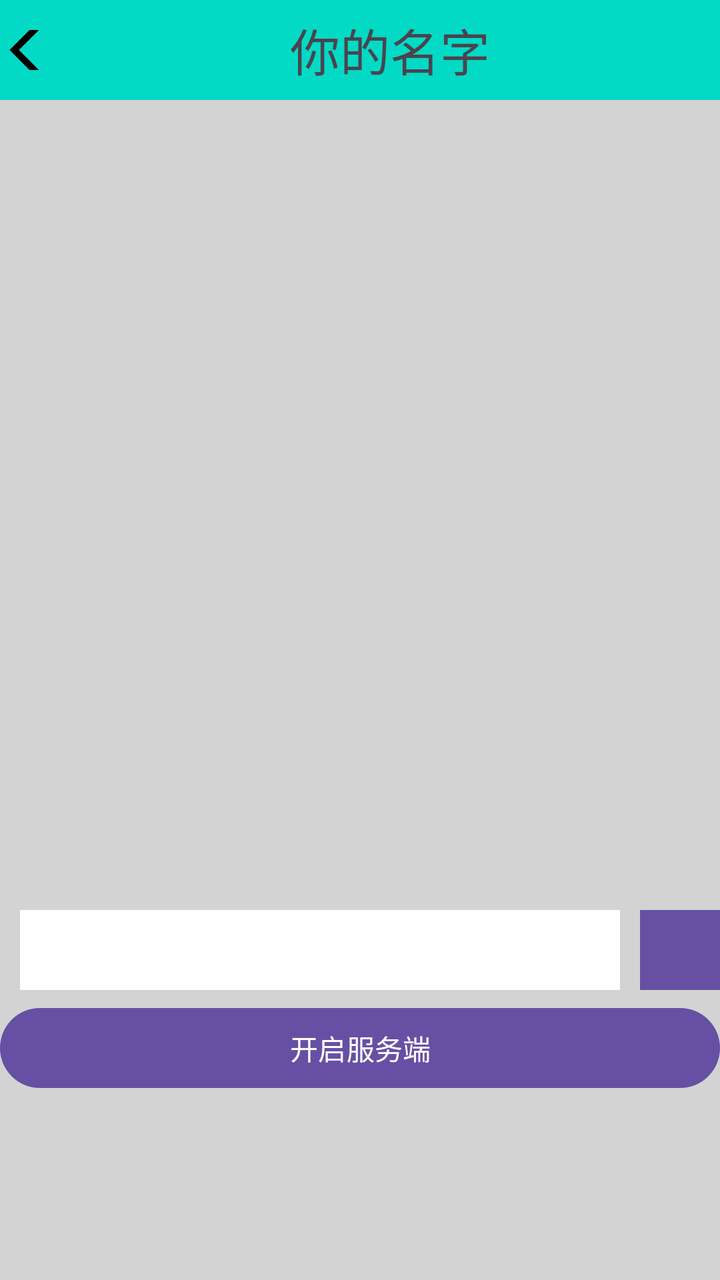
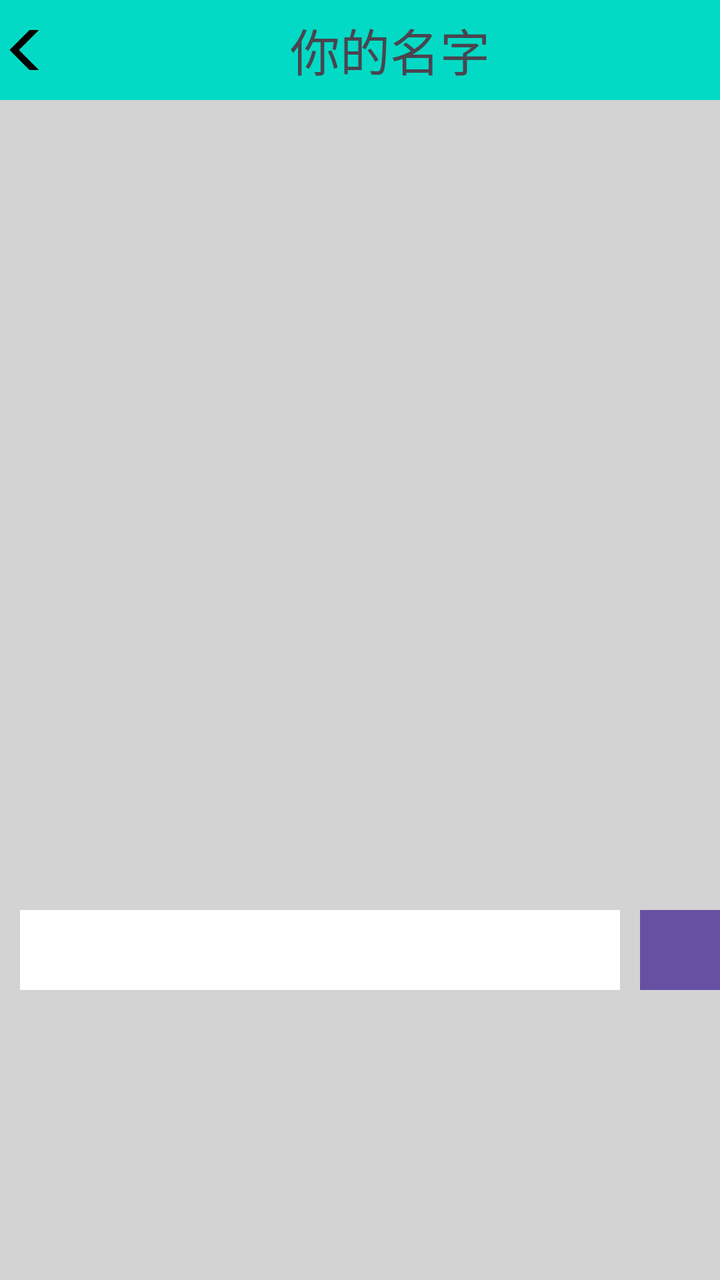

Screens rendered from an Android XML layout before and after an edit, with the pre-edit source and the edit as a unified diff.
<!-- AndroidManifest.xml: application theme Theme.MyApplication -->
<!-- res/layout/activity_main.xml -->
<?xml version="1.0" encoding="utf-8"?>
<LinearLayout xmlns:android="http://schemas.android.com/apk/res/android"
    xmlns:app="http://schemas.android.com/apk/res-auto"
    xmlns:tools="http://schemas.android.com/tools"
    android:layout_width="match_parent"
    android:layout_height="match_parent"
    android:orientation="vertical"
    android:background="@color/danhuise"
    tools:context=".MainActivity">
    <LinearLayout
        android:layout_width="match_parent"
        android:background="@color/teal_200"
        android:layout_height="50dp"
        tools:ignore="MissingConstraints">
        <ImageView
            android:layout_width="30dp"
            android:layout_height="50dp"
            android:src="@drawable/fanhui">
        </ImageView>
        <TextView
            android:layout_width="match_parent"
            android:layout_height="50dp"
            android:text="你的名字"
            android:textSize="25dp"
            android:id="@+id/gukename"
            android:gravity="center">
        </TextView>
    </LinearLayout>

    <androidx.recyclerview.widget.RecyclerView
        android:layout_width="match_parent"
        android:layout_height="400dp"
        android:id="@+id/xiaoxiliebiao"
        tools:ignore="MissingConstraints">
    </androidx.recyclerview.widget.RecyclerView>
    <LinearLayout
        android:layout_width="match_parent"
        android:layout_height="50dp"
        tools:ignore="MissingConstraints">
        <LinearLayout
            android:layout_width="wrap_content"
            android:layout_height="50dp">
            <EditText
                android:layout_width="300dp"
                android:layout_height="40dp"
                android:layout_marginLeft="10dp"
                style="@style/CustomTextStyle"
                android:layout_marginTop="5dp"
                android:layout_marginBottom="5dp"
                android:layout_marginRight="10dp"
                android:id="@+id/massageedit"
                >
            </EditText>
        </LinearLayout>
        <Button
            android:layout_width="wrap_content"
            style="@style/fasonganniu"
            android:layout_marginTop="5dp"
            android:layout_marginBottom="5dp"
            android:text="发送"
            android:id="@+id/sendmassage"
            android:layout_height="40dp">
        </Button>
    </LinearLayout>
    <Button
        android:layout_width="match_parent"
        android:layout_height="wrap_content"
        android:id="@+id/startservice"
        android:text="开启服务端"
        tools:ignore="MissingConstraints">
    </Button>

</LinearLayout>
<!-- resources referenced by this layout -->
<resources>
  <color name="danhuise"> #D3D3D3</color>
  <color name="teal_200">#FF03DAC5</color>
  <!-- drawable fanhui: png bitmap (drawable, 2614 bytes) -->
  <style name="CustomTextStyle">
          <item name="android:background">@color/white</item>
          <item name="android:textColor">#000000</item> 
      </style>
  <style name="fasonganniu">
          <item name="android:background">@color/white</item>
          <item name="android:textColor">#000000</item> 
      </style>
  <style name="Theme.MyApplication" parent="Base.Theme.MyApplication" />
  <color name="white">#FFFFFFFF</color>
  <style name="Base.Theme.MyApplication" parent="Theme.Material3.DayNight.NoActionBar">
          
          
      </style>
</resources>

<!-- the commit's change to res/layout/activity_main.xml (unified diff, before → after) -->
@@ -62,12 +62,6 @@
             android:layout_height="40dp">
         </Button>
     </LinearLayout>
-    <Button
-        android:layout_width="match_parent"
-        android:layout_height="wrap_content"
-        android:id="@+id/startservice"
-        android:text="开启服务端"
-        tools:ignore="MissingConstraints">
-    </Button>
+
 
 </LinearLayout>
